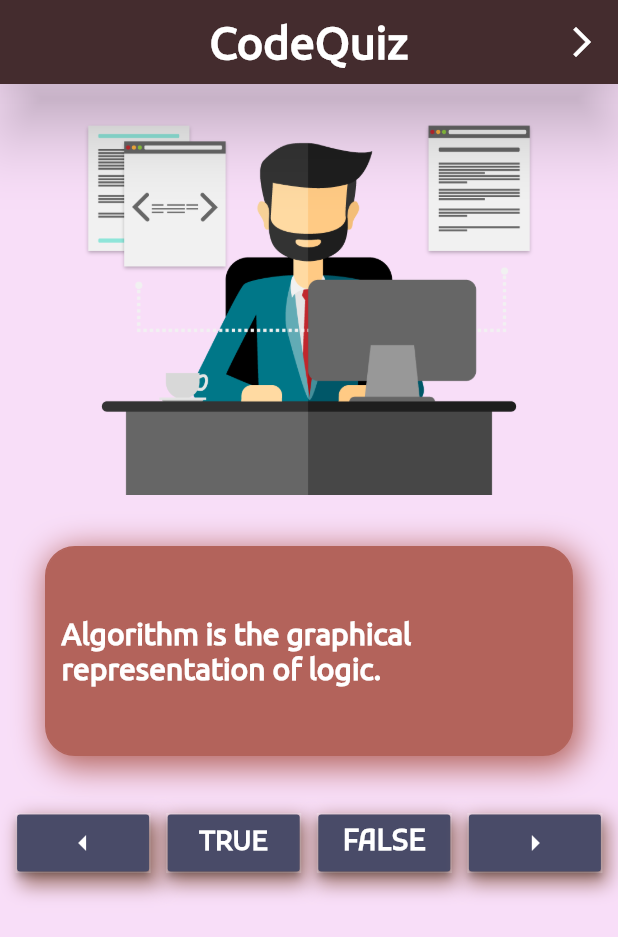
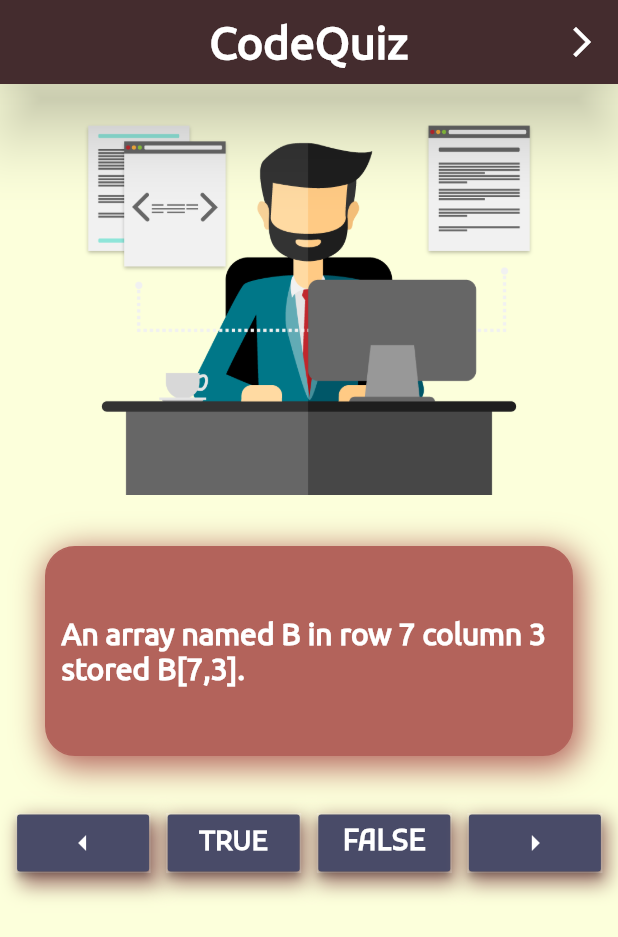
Before and after one commit to ArnobMahmud/Code-Quiz-App, a Flutter app: the screen it shows after launch, after a tap on the "arrow left" icon, on a phone screen of 412 x 824 dp. Shown: the top 937 px of the screen. Run offline on Flutter 3.47's test engine with Material 2 defaults, Android fonts, the phone set to English and light mode, and no system bars.

Commit message:
Database question add

```diff
--- a/lib/database/temp_db.dart
+++ b/lib/database/temp_db.dart
@@ -13,4 +13,89 @@ List<Question> questionBank = [
   Question(
       questionText: 'Algorithm is the graphical representation of logic.',
       isCorrect: false),
+  Question(
+      questionText: 'Algorithm is the graphical representation of logic.',
+      isCorrect: false),
+  Question(
+      questionText:
+          'The ++ operator increments the operand by 1, whereas, the -- operator decrements it by 1.',
+      isCorrect: true),
+  Question(
+      questionText:
+          'It is necessary that a loop counter must only be an int. It cannot be a float.',
+      isCorrect: false),
+  Question(
+      questionText:
+          'sizeof( ) is a function that returns the size of a variable.',
+      isCorrect: false),
+  Question(
+      questionText:
+          'A zero value is considered to be false and a non-zero value is considered to be true.',
+      isCorrect: true),
+  Question(
+      questionText:
+          '= is used for comparison, whereas, == is used for assignment of two quantities.',
+      isCorrect: false),
+  Question(
+      questionText:
+          'Blank spaces may be inserted between two words to improve the readability of the statement.',
+      isCorrect: true),
+  Question(
+      questionText: 'The keywords cannot be used as variable names.',
+      isCorrect: true),
+  Question(
+      questionText: 'continue keyword skip one iteration of loop?',
+      isCorrect: true),
+  Question(
+      questionText: 'Switch statement can have any number of case instances',
+      isCorrect: true),
+  Question(
+      questionText:
+          'Two case constants within the same switch statement can have the same value.',
+      isCorrect: false),
+  Question(
+      questionText:
+          'ferror( ) reports any error that might have occurred during a read/write operation on a file.',
+      isCorrect: true),
+  Question(
+      questionText:
+          'A file opened for writing already exists its contents would be overwritten.',
+      isCorrect: true),
+  Question(
+      questionText:
+          'A do-while loop is used to ensure that the statements within the loop are executed at least twice.',
+      isCorrect: false),
+  Question(
+      questionText: 'Structure is collection of dissimilar data types.',
+      isCorrect: true),
+  Question(questionText: 'In Java arrays are Objects.', isCorrect: true),
+  Question(
+      questionText:
+          'Passing an array in method , the method receives it as the reference of that array.',
+      isCorrect: true),
+  Question(
+      questionText:
+          'C99 standard guarantees uniqueness of 12 characters for external names.',
+      isCorrect: false),
+  Question(
+      questionText:
+          'Names of functions in two different files linked together must be unique.',
+      isCorrect: true),
+  Question(
+      questionText:
+          'If return type for a function is not specified, it defaults to int',
+      isCorrect: true),
+  Question(
+      questionText: ' % operators has its associativity from right to left.',
+      isCorrect: false),
+  Question(
+      questionText:
+          'The conversion characters d, i, o, u, and x may be preceded by h in scanf() to indicate A pointer to long',
+      isCorrect: false),
+  Question(
+      questionText: 'printf("\\n"); statement can print "\n" on the screen',
+      isCorrect: true),
+  Question(
+      questionText: 'An array named B in row 7 column 3 stored B[7,3].',
+      isCorrect: false),
 ];
--- a/lib/pages/home-page.dart
+++ b/lib/pages/home-page.dart
@@ -34,7 +34,7 @@ class _HomePage extends State<HomePage> {
         ],
       ),
       body: Container(
-        color: Color(0xF123ee2eec),
+        color: Color(0xFFFCFFDB),
           child: SafeArea(
             child: Builder(
               builder: (BuildContext context) => Container(
```
